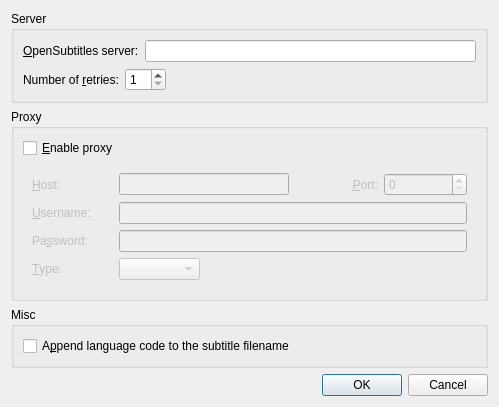
Qt form src/findsubtitles/findsubtitlesconfigdialog.ui (smplayer-dev/smplayer) before a commit.
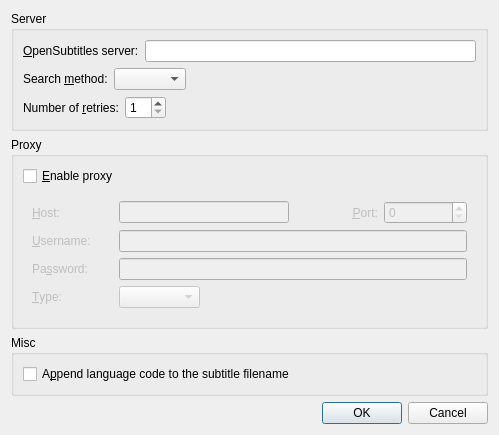
The same form after that commit.

Commit message: Add option in the config dialog to select the search method

What changed in the file:
```diff
--- a/src/findsubtitles/findsubtitlesconfigdialog.ui
+++ b/src/findsubtitles/findsubtitlesconfigdialog.ui
@@ -7,7 +7,7 @@
     <x>0</x>
     <y>0</y>
     <width>499</width>
-    <height>397</height>
+    <height>429</height>
    </rect>
   </property>
   <property name="windowTitle">
@@ -37,6 +37,36 @@
         </item>
        </layout>
       </item>
+      <item>
+       <layout class="QHBoxLayout" name="horizontalLayout_3">
+        <item>
+         <widget class="QLabel" name="label_7">
+          <property name="text">
+           <string>Search &amp;method:</string>
+          </property>
+          <property name="buddy">
+           <cstring>search_method_combo</cstring>
+          </property>
+         </widget>
+        </item>
+        <item>
+         <widget class="QComboBox" name="search_method_combo"/>
+        </item>
+        <item>
+         <spacer name="horizontalSpacer_2">
+          <property name="orientation">
+           <enum>Qt::Horizontal</enum>
+          </property>
+          <property name="sizeHint" stdset="0">
+           <size>
+            <width>40</width>
+            <height>20</height>
+           </size>
+          </property>
+         </spacer>
+        </item>
+       </layout>
+      </item>
       <item>
        <layout class="QHBoxLayout" name="horizontalLayout_2">
         <item>
```
Left out of the diff: 1 changed line with no effect on the pictures. The commit also changes 4 other files.
